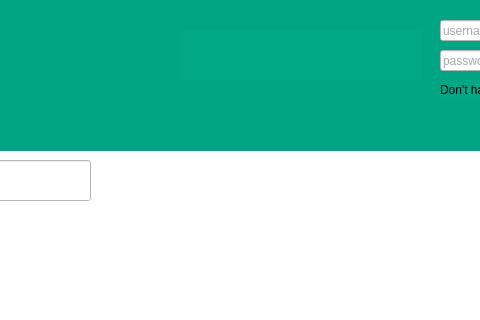
Old version of the form mainwindow.ui in the repository bobelmasry/shoppingSystem; both pictures show x 400 to 880 and y 0 to 320 of the 1172 by 726 pixel window.
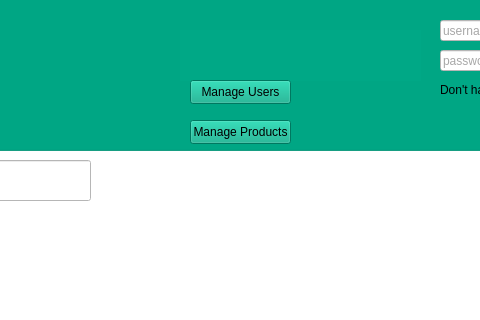
New version of the form. Icons and pictures are not drawn.

Commit message: added admin buttons

```diff
--- a/mainwindow.ui
+++ b/mainwindow.ui
@@ -176,6 +176,35 @@
       <string/>
      </property>
     </widget>
+    <widget class="QPushButton" name="manageUsersBtn">
+     <property name="geometry">
+      <rect>
+       <x>930</x>
+       <y>90</y>
+       <width>101</width>
+       <height>24</height>
+      </rect>
+     </property>
+     <property name="autoFillBackground">
+      <bool>false</bool>
+     </property>
+     <property name="text">
+      <string>Manage Users</string>
+     </property>
+    </widget>
+    <widget class="QPushButton" name="manageProductsBtn">
+     <property name="geometry">
+      <rect>
+       <x>930</x>
+       <y>130</y>
+       <width>101</width>
+       <height>24</height>
+      </rect>
+     </property>
+     <property name="text">
+      <string>Manage Products</string>
+     </property>
+    </widget>
     <zorder>signup</zorder>
     <zorder>logo</zorder>
     <zorder>loginButton</zorder>
@@ -184,6 +213,8 @@
     <zorder>label_2</zorder>
     <zorder>loginErrorLabel</zorder>
     <zorder>helloLabel</zorder>
+    <zorder>manageUsersBtn</zorder>
+    <zorder>manageProductsBtn</zorder>
    </widget>
    <widget class="QLineEdit" name="lineEdit">
     <property name="geometry">
```
The commit also changes 2 other files.
